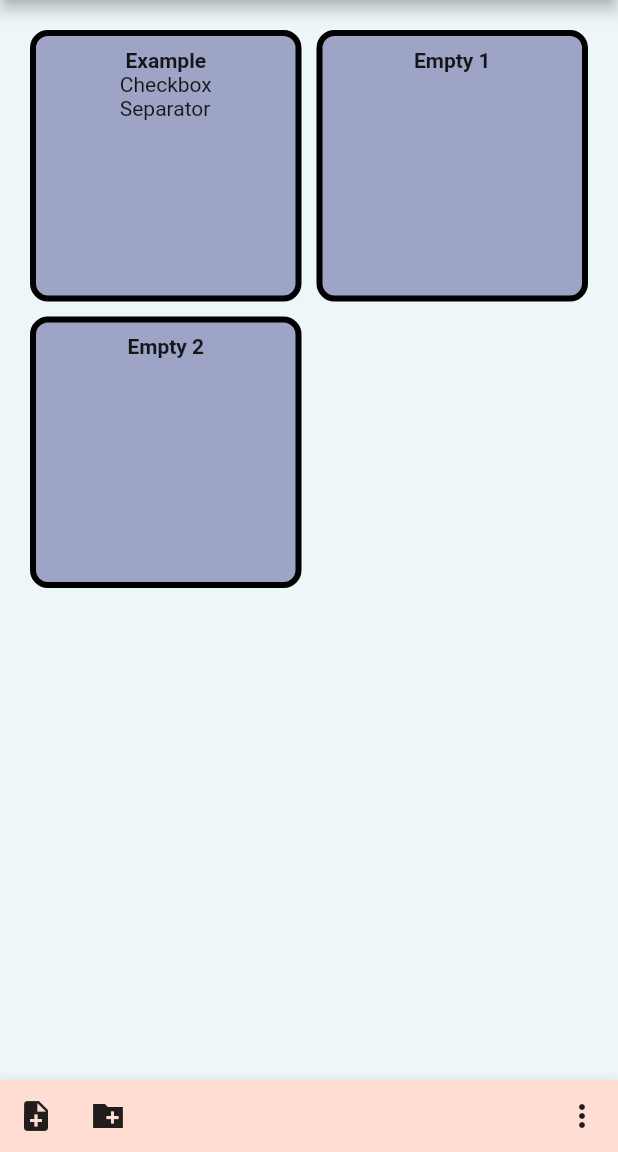
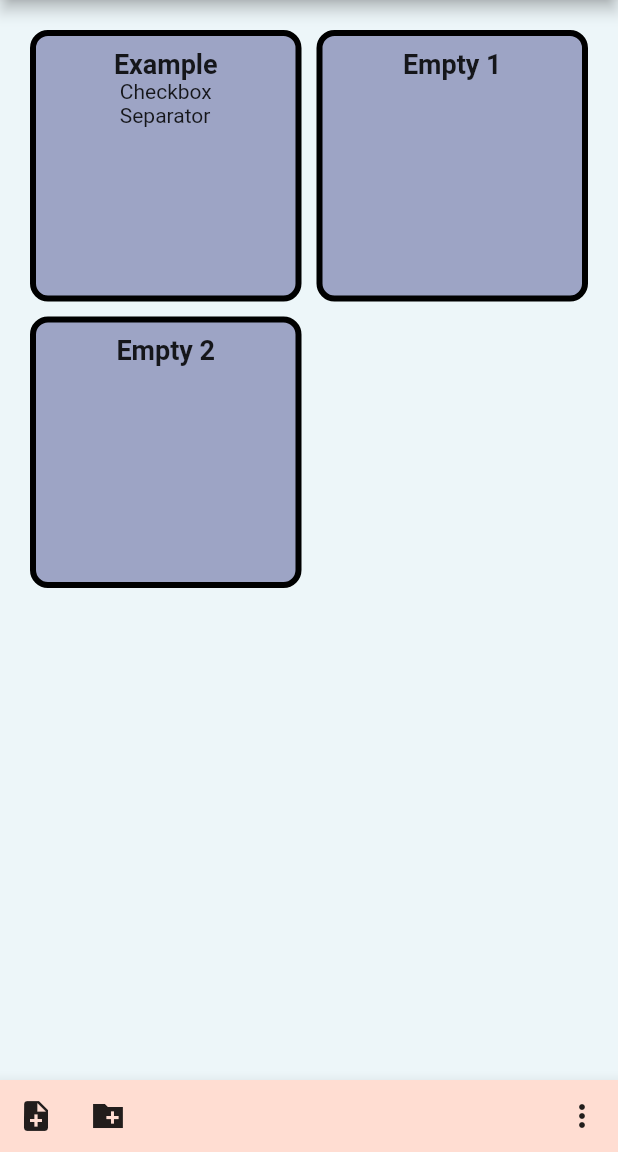
Before and after one commit to DanRagsdale/Panels, a Flutter app: the screen it shows after launch, on a phone screen of 412 x 824 dp, the part 84-1236 px from its top. Run offline on Flutter 3.47's test engine with Material 2 defaults, Android fonts, the phone set to English and light mode, and no system bars.

Commit message:
Tweaked panel_icon to fix bugs and improve appearance.

```diff
--- a/lib/panel_icon.dart
+++ b/lib/panel_icon.dart
@@ -32,8 +32,13 @@ class PanelIcon extends StatelessWidget {
 				),
 				child: Column(
 					children: [
-						Text(initialPage.title, style: TextStyle(fontWeight: FontWeight.bold)),
-						Text(initialPage.getPreview()),
+						Text(
+							initialPage.title,
+							style: TextStyle(fontWeight: FontWeight.bold, fontSize: 18.0)),
+						Expanded(
+							child: Text(initialPage.getPreview(),
+							),
+						),
 					],
 				),
 			),
```
